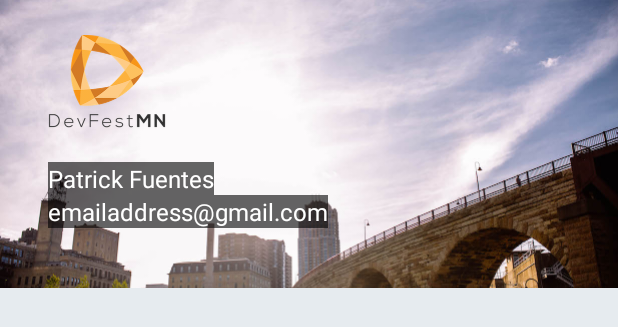
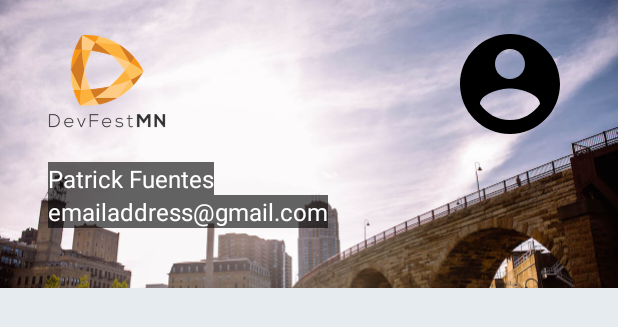
Before and after one commit to GDGConferenceApp/Android, an Android app: the layout nav_header.xml on its own in the app's theme, with its tools: preview values and no code run, on a phone screen of 412 x 824 dp. Shown: the top 327 px of the screen. Run offline under Robolectric (Android 15) with nearby library versions, the phone set to English and light mode, and no system bars.

Commit message:
Add an imageview for the user’s profile image in the navigation header Bind views from the navigation header Load user data into the views when login is successful

```diff
--- a/app/src/main/res/layout/nav_header.xml
+++ b/app/src/main/res/layout/nav_header.xml
@@ -48,4 +48,14 @@
         android:textColor="@color/colorWhite"
         tools:text="emailaddress@gmail.com"/>
 
+    <ImageView
+        android:id="@+id/nav_header_user_profile_image"
+        android:layout_width="80dp"
+        android:layout_height="80dp"
+        android:layout_alignParentEnd="true"
+        android:layout_alignParentTop="true"
+        android:layout_marginEnd="32dp"
+        android:layout_marginTop="16dp"
+        tools:src="@drawable/ic_account_circle_black_24dp"/>
+
 </RelativeLayout>
```
Also changed, not shown: app/src/main/java/mn/devfest/MainActivity.java (+45 -13 lines).
